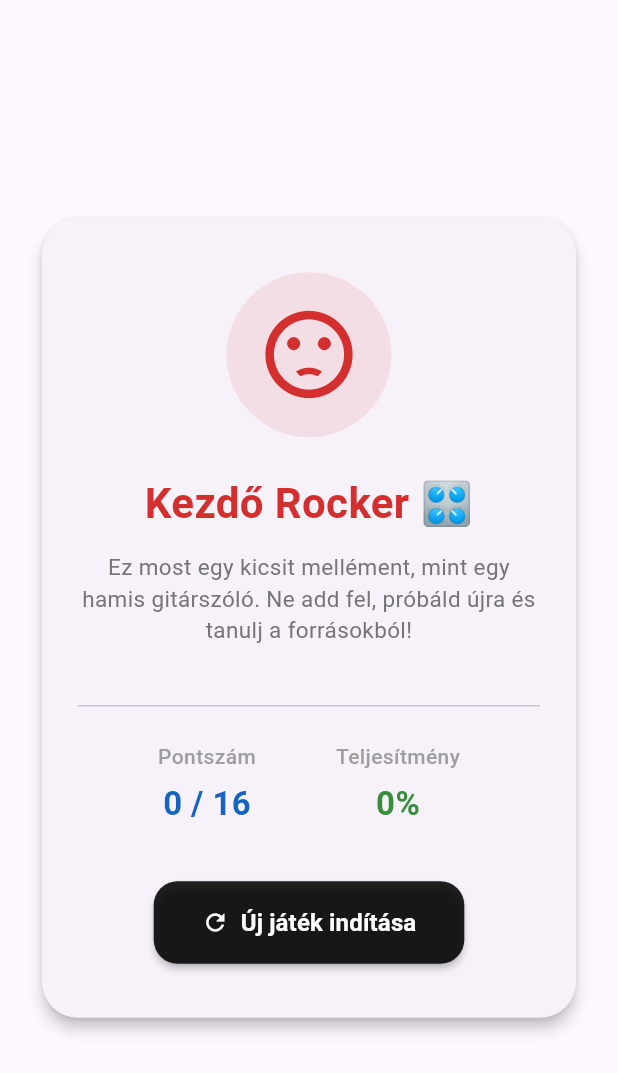
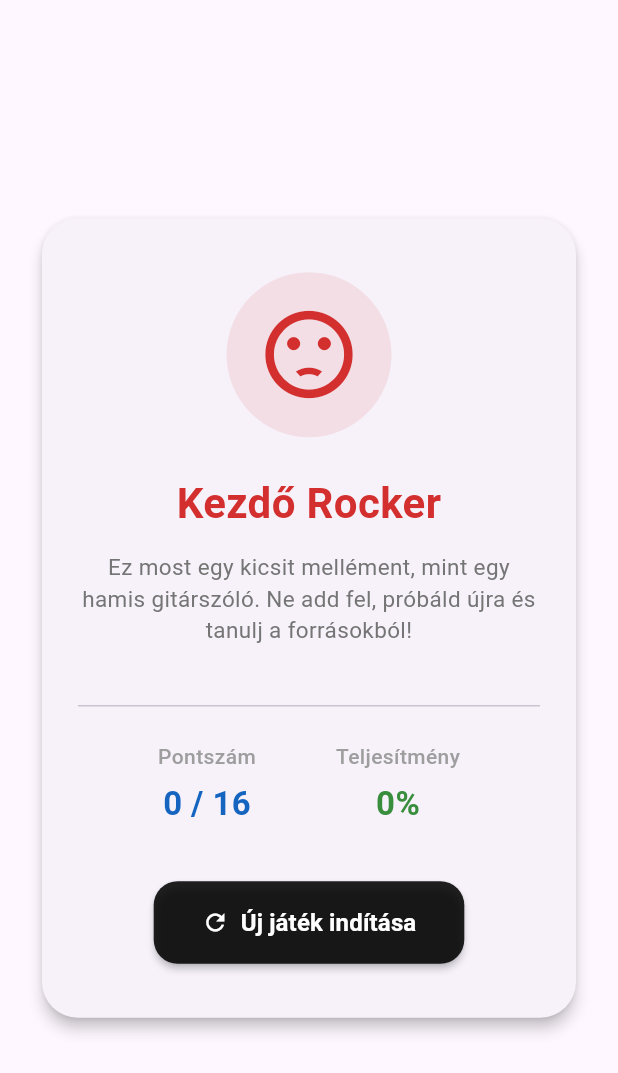
Before and after one commit to dajkagabi/quiz, a Flutter app: the ResultView widget shown alone on an empty page, opened directly with empty values, on a phone screen of 412 x 824 dp. Shown: the top 1073 px of the screen. Run offline on Flutter 3.47's test engine with Material 3 defaults, Android fonts, the phone set to English and light mode, and no system bars; our stand-ins replace bloc, flutter_bloc; generated files the repository leaves out were written again.

```diff
--- a/lib/quiz/view/result_view.dart
+++ b/lib/quiz/view/result_view.dart
@@ -37,25 +37,25 @@ class ResultView extends StatelessWidget {
     Color rankColor;
 
     if (percentage >= 90) {
-      rankTitle = 'Rocklegenda! 🎸';
+      rankTitle = 'Rocklegenda! ';
       rankDescription =
-          'Zseniális! Nagy Feró, Presser Gábor és Cipő is büszke lenne rád. Mindent tudsz a magyar rockról!';
+          'Zseniális! Balázs Fecó, Presser Gábor és Cipő is büszke lenne rád. Mindent tudsz a magyar rockról!';
       rankIcon = Icons.bolt;
       rankColor = Colors.amber.shade800;
     } else if (percentage >= 65) {
-      rankTitle = 'Koncertbérletes 🎟️';
+      rankTitle = 'Koncertbérletes ';
       rankDescription =
           'Szép teljesítmény! Rendszeresen jársz koncertekre és jól ismered a klasszikus slágereket.';
       rankIcon = Icons.library_music;
       rankColor = Colors.blue.shade700;
     } else if (percentage >= 40) {
-      rankTitle = 'Hobby Gitáros 🎵';
+      rankTitle = 'Hobby Gitáros ';
       rankDescription =
           'Nem rossz, de érdemes még pörgetni a régi Hungaroton bakeliteket a teljes tudáshoz!';
       rankIcon = Icons.music_note;
       rankColor = Colors.orange.shade700;
     } else {
-      rankTitle = 'Kezdő Rocker 🎛️';
+      rankTitle = 'Kezdő Rocker ';
       rankDescription =
           'Ez most egy kicsit mellément, mint egy hamis gitárszóló. Ne add fel, próbáld újra és tanulj a forrásokból!';
       rankIcon = Icons.sentiment_dissatisfied;
```
